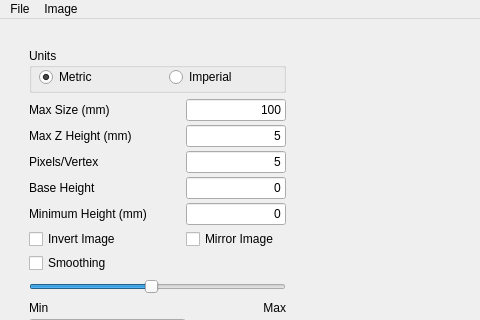
Old version of the form litho_gen.ui in the repository gharley/Lithophane; both pictures show x 0 to 480 and y 0 to 320 of the 1024 by 768 pixel window.
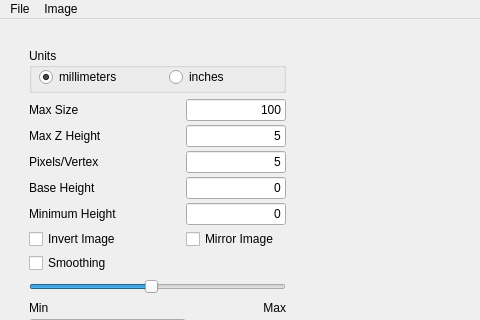
New version of the form.

Commit message: working on tooltips and readme

```diff
--- a/litho_gen.ui
+++ b/litho_gen.ui
@@ -68,7 +68,7 @@
             </rect>
            </property>
            <property name="text">
-            <string>Metric</string>
+            <string>millimeters</string>
            </property>
            <property name="checked">
             <bool>true</bool>
@@ -84,7 +84,7 @@
             </rect>
            </property>
            <property name="text">
-            <string>Imperial</string>
+            <string>inches</string>
            </property>
           </widget>
          </widget>
@@ -118,7 +118,7 @@
              </size>
             </property>
             <property name="text">
-             <string>Max Size (mm)</string>
+             <string>Max Size</string>
             </property>
             <property name="alignment">
              <set>Qt::AlignLeading|Qt::AlignLeft|Qt::AlignVCenter</set>
@@ -168,7 +168,7 @@
              </size>
             </property>
             <property name="text">
-             <string>Max Z Height (mm)</string>
+             <string>Max Z Height</string>
             </property>
             <property name="buddy">
              <cstring>maxHeight</cstring>
@@ -309,7 +309,7 @@
              </size>
             </property>
             <property name="text">
-             <string>Minimum Height (mm)</string>
+             <string>Minimum Height</string>
             </property>
             <property name="buddy">
              <cstring>minHeight</cstring>
```
Left out of the diff: 30 changed lines with no effect on the pictures. The commit also changes 2 other files.
